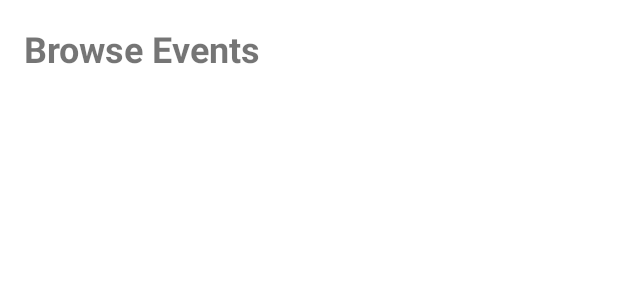
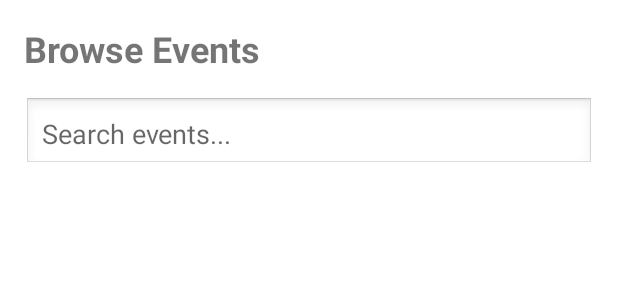
Before and after one commit to KarlNueckel/EventPlanner-Project-AndroidProgramming, an Android app: the layout fragment_posts.xml on its own in the app's theme, with its tools: preview values and no code run, on a phone screen of 412 x 824 dp. Shown: the top 300 px of the screen. Run offline under Robolectric (Android 15) with nearby library versions, the phone set to English and light mode, and no system bars.

Commit message:
Adding search bar functionality

```diff
--- a/app/src/main/res/layout/fragment_posts.xml
+++ b/app/src/main/res/layout/fragment_posts.xml
@@ -15,6 +15,17 @@
         android:layout_width="wrap_content"
         android:layout_height="wrap_content" />
 
+    <EditText
+        android:id="@+id/searchBar"
+        android:hint="Search events..."
+        android:layout_width="match_parent"
+        android:layout_height="wrap_content"
+        android:inputType="text"
+        android:padding="12dp"
+        android:background="@android:drawable/edit_text"
+        android:layout_marginBottom="8dp"/>
+
+
     <androidx.recyclerview.widget.RecyclerView
         android:id="@+id/postsRecyclerView"
         android:layout_width="match_parent"
```
Also changed, not shown: app/src/main/java/edu/utap/eventplanner/PostsFragment.kt (+71 -4 lines).
